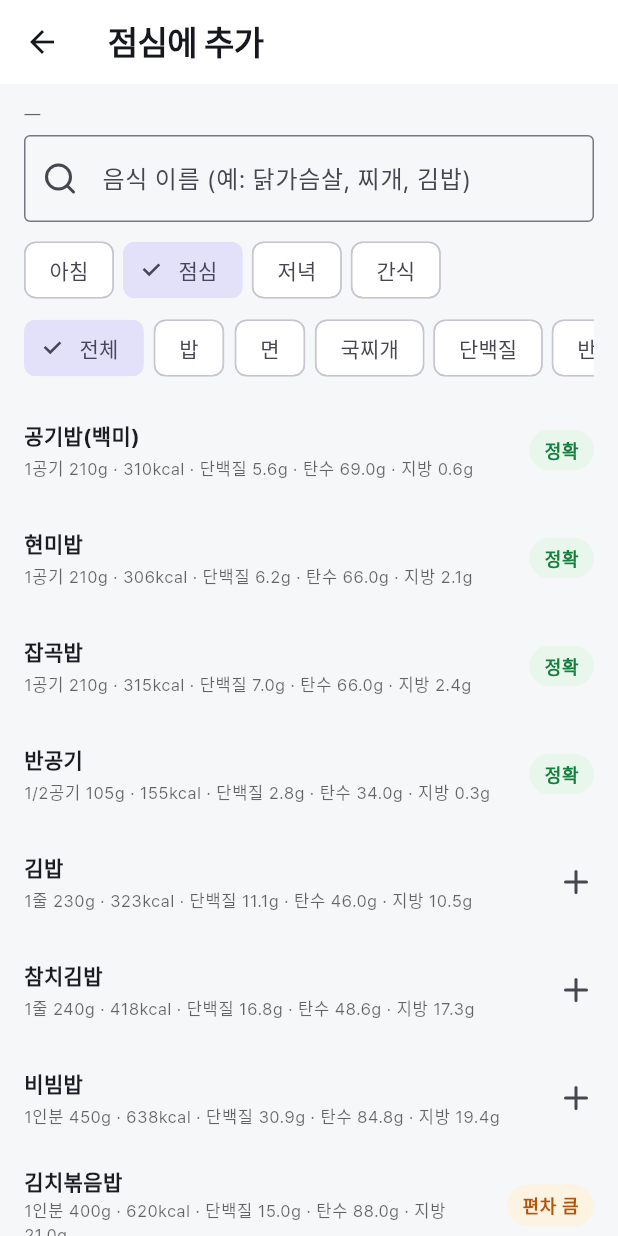
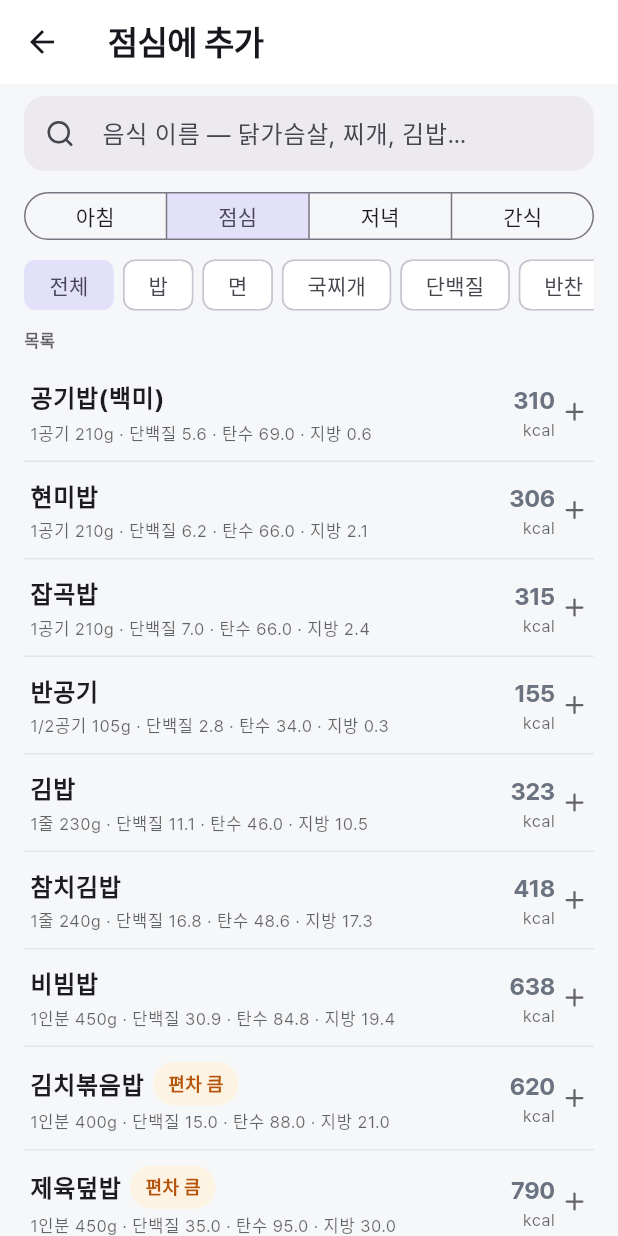
Before and after one commit to iacobuschoi/Mybody, a Flutter app: the FoodSearchScreen screen opened directly with empty values, on a phone screen of 412 x 824 dp. Run offline on Flutter 3.47's test engine with Material 3 defaults, Android fonts, the phone set to English and light mode, and no system bars; our stand-ins replace flutter_local_notifications, flutter_timezone, image_picker, lucide_icons, shared_preferences, timezone; accounts and stored records are empty; network calls fail; Roboto replaces fonts that are missing (Pretendard).

Commit message:
서버 주소 바꾸기 삭제 · 음식 추가 화면 새 모양
- 서버 주소를 바꾸는 길을 아예 없앴습니다. 주소는 앱에 박혀 있고, 서버를
  옮기면 앱을 업데이트합니다 — 주인의 결정. 설정 맨 아래엔 내보내기·
  가져오기만.
- 음식 추가 화면이 못생겼었습니다: 칩 두 줄이 겹치고, 목록은 밋밋한 줄,
  뭘 담았는지는 개수만. 다시 그렸습니다 — 둥근 검색창(지우기 버튼),
  끼니는 한 줄 고르기, 분류는 가로로 흘리는 칩 한 줄, 목록 줄은 왼쪽에
  이름·성분, 오른쪽에 kcal 을 큼직하게(편차 큰 것만 표시), 담은 것은
  아래에 칩으로 쌓이고(하나씩 뺄 수 있음) 저장 버튼에 합계. 양 고르는
  시트엔 배수마다 kcal 이 같이 보이고 ☆ 즐겨찾기는 제목 옆.

108개 통과.

Co-Authored-By: Claude Fable 5.1 <noreply@anthropic.com>
Claude-Session: https://claude.ai/code/session_01VUx1QD5iR4br1KmNcSfk2v

```diff
--- a/app/lib/src/screens/food.dart
+++ b/app/lib/src/screens/food.dart
@@ -745,67 +745,78 @@ class _FoodSearchScreenState extends State<FoodSearchScreen> {
     final q = _q.text.trim();
     final hits = _hits();
     final favs = ((app.state['foodFavorites'] as List?) ?? const []).map((x) => '$x').toList();
-    final recents = q.isEmpty && _cat == null ? app.store.recentFoods(8) : const <Map<String, Object?>>[];
+    final recents = q.isEmpty && _cat == null ? app.store.recentFoods(6) : const <Map<String, Object?>>[];
+    final pickedSum = core.Store.sumItems(_picked);
+
+    Widget label(String s) => Padding(
+          padding: const EdgeInsets.only(top: 6, bottom: 8),
+          child: Text(s,
+              style: t.textTheme.labelSmall?.copyWith(
+                  color: t.hintColor, fontWeight: FontWeight.w700, letterSpacing: 0.2)),
+        );
 
     return Scaffold(
       appBar: AppBar(title: Text('$_meal에 추가')),
       body: Column(children: [
+        /* 위: 검색 → 끼니 → 분류. 한 줄씩, 칩은 가로로 흘려서 세로 공간을 안 먹습니다. */
         Padding(
-          padding: const EdgeInsets.fromLTRB(16, 12, 16, 0),
-          child: Column(crossAxisAlignment: CrossAxisAlignment.start, children: [
-            Text(dateK(widget.date), style: t.textTheme.labelSmall?.copyWith(color: t.hintColor)),
-            const SizedBox(height: 6),
+          padding: const EdgeInsets.fromLTRB(16, 8, 16, 0),
+          child: Column(crossAxisAlignment: CrossAxisAlignment.stretch, children: [
             TextField(
               controller: _q,
               onChanged: (_) => setState(() {}),
-              decoration: const InputDecoration(
-                hintText: '음식 이름 (예: 닭가슴살, 찌개, 김밥)',
-                prefixIcon: Icon(LucideIcons.search),
-                border: OutlineInputBorder(),
+              textInputAction: TextInputAction.search,
+              decoration: InputDecoration(
+                hintText: '음식 이름 — 닭가슴살, 찌개, 김밥…',
+                prefixIcon: const Icon(LucideIcons.search, size: 20),
+                suffixIcon: q.isEmpty
+                    ? null
+                    : IconButton(
+                        icon: const Icon(LucideIcons.x, size: 18),
+                        onPressed: () => setState(_q.clear),
+                      ),
+                filled: true,
+                fillColor: t.colorScheme.surfaceContainerHighest.withValues(alpha: 0.6),
+                border: OutlineInputBorder(
+                    borderRadius: BorderRadius.circular(14), borderSide: BorderSide.none),
+                contentPadding: const EdgeInsets.symmetric(horizontal: 14, vertical: 12),
               ),
             ),
+            const SizedBox(height: 10),
+            SegmentedButton<String>(
+              showSelectedIcon: false,
+              style: const ButtonStyle(visualDensity: VisualDensity.compact),
+              segments: [for (final m in _meals) ButtonSegment(value: m, label: Text(m))],
+              selected: {_meal},
+              onSelectionChanged: (s) => setState(() => _meal = s.first),
+            ),
             const SizedBox(height: 8),
-            SingleChildScrollView(
-              scrollDirection: Axis.horizontal,
-              child: Row(children: [
-                for (final m in _meals)
+            SizedBox(
+              height: 36,
+              child: ListView(scrollDirection: Axis.horizontal, children: [
+                for (final c in [null, ...core.kFoodCats])
                   Padding(
                     padding: const EdgeInsets.only(right: 6),
                     child: ChoiceChip(
-                        label: Text(m), selected: _meal == m,
-                        onSelected: (_) => setState(() => _meal = m)),
+                      label: Text(c ?? '전체'),
+                      selected: _cat == c,
+                      showCheckmark: false,
+                      visualDensity: VisualDensity.compact,
+                      onSelected: (_) => setState(() => _cat = c),
                     ),
-              ]),
-            ),
-            const SizedBox(height: 4),
-            /* 분류 — 검색어 없이 훑을 때 씁니다. */
-            SingleChildScrollView(
-              scrollDirection: Axis.horizontal,
-              child: Row(children: [
-                Padding(
-                  padding: const EdgeInsets.only(right: 6),
-                  child: FilterChip(label: const Text('전체'), selected: _cat == null,
-                      onSelected: (_) => setState(() => _cat = null)),
-                ),
-                for (final c in core.kFoodCats)
-                  Padding(
-                    padding: const EdgeInsets.only(right: 6),
-                    child: FilterChip(label: Text(c), selected: _cat == c,
-                        onSelected: (_) => setState(() => _cat = _cat == c ? null : c)),
                   ),
               ]),
             ),
           ]),
         ),
         Expanded(
-          child: ListView(padding: const EdgeInsets.fromLTRB(16, 8, 16, 16), children: [
+          child: ListView(padding: const EdgeInsets.fromLTRB(16, 4, 16, 16), children: [
             if (favs.isNotEmpty && q.isEmpty) ...[
-              Text('즐겨찾기', style: t.textTheme.labelSmall?.copyWith(color: t.hintColor)),
-              const SizedBox(height: 6),
+              label('즐겨찾기'),
               Wrap(spacing: 6, runSpacing: 6, children: [
                 for (final n in favs)
                   ActionChip(
-                    avatar: const Icon(Icons.star, size: 16),
+                    avatar: Icon(Icons.star, size: 16, color: t.colorScheme.primary),
                     label: Text(n),
                     onPressed: () {
                       final f = core.foodByName(n);
@@ -813,16 +824,14 @@ class _FoodSearchScreenState extends State<FoodSearchScreen> {
                     },
                   ),
               ]),
-              const SizedBox(height: 12),
             ],
             if (recents.isNotEmpty) ...[
               /* 최근에 먹은 것이 먼저입니다 — 같은 음식을 같은 추정치로
                  다시 쓰면 주마다 편향이 흔들리지 않습니다. */
-              Text('최근에 먹은 것', style: t.textTheme.labelSmall?.copyWith(color: t.hintColor)),
-              for (final f in recents) _FoodTile(food: f, onTap: () => _pick(f)),
-              const SizedBox(height: 12),
-              Text('목록', style: t.textTheme.labelSmall?.copyWith(color: t.hintColor)),
+              label('최근에 먹은 것'),
+              for (final f in recents) _FoodRow(food: f, onTap: () => _pick(f)),
             ],
+            label(q.isNotEmpty ? '검색 결과' : (_cat ?? '목록')),
             if (hits.isEmpty)
               EmptyState(
                 title: '찾는 음식이 없습니다',
@@ -830,18 +839,42 @@ class _FoodSearchScreenState extends State<FoodSearchScreen> {
                 action: OutlinedButton(onPressed: _custom, child: const Text('직접 입력')),
               )
             else
-              for (final f in hits) _FoodTile(food: f, onTap: () => _pick(f)),
-            if (q.isEmpty && hits.isNotEmpty) ...[
-              const SizedBox(height: 8),
-              OutlinedButton(onPressed: _custom, child: const Text('목록에 없어요 · 직접 입력')),
+              for (final f in hits) _FoodRow(food: f, onTap: () => _pick(f)),
+            if (hits.isNotEmpty) ...[
+              const SizedBox(height: 6),
+              Align(
+                alignment: Alignment.centerLeft,
+                child: TextButton.icon(
+                  onPressed: _custom,
+                  icon: const Icon(LucideIcons.plus, size: 16),
+                  label: const Text('목록에 없어요 · 직접 입력'),
+                ),
+              ),
             ],
           ]),
         ),
+        /* 담은 것 — 보이게. 개수만 보이면 뭘 담았는지 모릅니다. */
         if (_picked.isNotEmpty)
-          SafeArea(
+          Container(
+            decoration: BoxDecoration(
+              color: t.colorScheme.surface,
+              border: Border(top: BorderSide(color: t.dividerColor)),
+            ),
+            child: SafeArea(
+              top: false,
               child: Padding(
-              padding: const EdgeInsets.all(16),
-              child: FilledButton(
+                padding: const EdgeInsets.fromLTRB(16, 10, 16, 12),
+                child: Column(crossAxisAlignment: CrossAxisAlignment.stretch, children: [
+                  Wrap(spacing: 6, runSpacing: 6, children: [
+                    for (var i = 0; i < _picked.length; i++)
+                      InputChip(
+                        label: Text('${_picked[i]['name']} · ${n0(_picked[i]['kcal'])}kcal'),
+                        visualDensity: VisualDensity.compact,
+                        onDeleted: () => setState(() => _picked.removeAt(i)),
+                      ),
+                  ]),
+                  const SizedBox(height: 10),
+                  FilledButton(
                     onPressed: () {
                       app.store.addFoodLog({
                         'date': widget.date, 'meal': _meal, 'items': _picked, 'source': 'manual',
@@ -852,7 +885,9 @@ class _FoodSearchScreenState extends State<FoodSearchScreen> {
                       }
                       Navigator.of(context).pop();
                     },
-                child: Text('${_picked.length}개 저장'),
+                    child: Text('$_meal에 ${_picked.length}개 저장 · ${n0(pickedSum['kcal'])}kcal · 단백질 ${n0(pickedSum['p'])}g'),
+                  ),
+                ]),
               ),
             ),
           ),
@@ -896,47 +931,60 @@ class _FoodSearchScreenState extends State<FoodSearchScreen> {
         }));
   }
 
+  /* 양 고르기 — 시트 하나. 이름 · 기준 · 편차 안내 · 배수 버튼 · 즐겨찾기. */
   Future<void> _pick(Map<String, Object?> food) async {
     final app = Scope.of(context);
     final mult = await showModalBottomSheet<double>(
       context: context,
       showDragHandle: true,
       builder: (ctx) => StatefulBuilder(builder: (ctx, setSheet) {
+        final t = Theme.of(ctx);
         final fav = ((app.state['foodFavorites'] as List?) ?? const []).contains(food['name']);
+        final note = '${(core.kConfLabel['${food['conf']}'] as Map?)?['note'] ?? ''}';
         return SafeArea(
           child: Padding(
             padding: const EdgeInsets.fromLTRB(20, 0, 20, 20),
-            child: Column(mainAxisSize: MainAxisSize.min, crossAxisAlignment: CrossAxisAlignment.start,
+            child: Column(mainAxisSize: MainAxisSize.min, crossAxisAlignment: CrossAxisAlignment.stretch,
               children: [
-                Text('${food['name']}', style: Theme.of(ctx).textTheme.titleMedium),
-                Text('${food['unit']} 기준 ${n0(food['kcal'])}kcal',
-                    style: Theme.of(ctx).textTheme.bodySmall),
-                const SizedBox(height: 4),
-                /* 편차가 큰 음식은 그렇다고 말합니다 — 숫자를 얼마나 믿어도
-                   되는지가 숫자만큼 중요합니다. */
-                Text('${(core.kConfLabel['${food['conf']}'] as Map?)?['note'] ?? ''}',
-                    style: Theme.of(ctx).textTheme.labelSmall
-                        ?.copyWith(color: Theme.of(ctx).hintColor, height: 1.4)),
-                const SizedBox(height: 16),
-                Wrap(spacing: 8, children: [
-                  for (final p0 in core.kPortions)
-                    Builder(builder: (_) {
-                      final p = (p0 as Map).cast<String, Object?>();
-                      return OutlinedButton(
-                        onPressed: () => Navigator.pop(ctx, core.jsToNumber(p['mult'])),
-                        child: Text('${p['label']}'),
-                      );
-                    }),
-                ]),
-                const SizedBox(height: 8),
-                TextButton.icon(
+                Row(children: [
+                  Expanded(
+                    child: Text('${food['name']}',
+                        style: t.textTheme.titleLarge?.copyWith(fontWeight: FontWeight.w800)),
+                  ),
+                  IconButton(
+                    tooltip: fav ? '즐겨찾기 해제' : '즐겨찾기',
                     onPressed: () {
                       app.store.toggleFavorite(food['name']);
                       setSheet(() {});
                     },
-                  icon: Icon(fav ? Icons.star : Icons.star_outline, size: 18),
-                  label: Text(fav ? '즐겨찾기 해제' : '즐겨찾기'),
+                    icon: Icon(fav ? Icons.star : Icons.star_outline,
+                        color: fav ? t.colorScheme.primary : t.hintColor),
                   ),
+                ]),
+                Text(
+                    '${food['unit']} ${n0(food['g'])}g · ${n0(food['kcal'])}kcal · '
+                    '단백질 ${n1(food['p'])}g · 탄수 ${n1(food['c'])}g · 지방 ${n1(food['f'])}g',
+                    style: t.textTheme.bodySmall?.copyWith(color: t.hintColor)),
+                if (note.isNotEmpty) ...[
+                  const SizedBox(height: 6),
+                  /* 편차가 큰 음식은 그렇다고 말합니다 — 숫자를 얼마나 믿어도
+                     되는지가 숫자만큼 중요합니다. */
+                  Text(note, style: t.textTheme.labelSmall?.copyWith(color: t.hintColor, height: 1.4)),
+                ],
+                const SizedBox(height: 16),
+                Text('얼마나?', style: t.textTheme.labelSmall?.copyWith(color: t.hintColor, fontWeight: FontWeight.w700)),
+                const SizedBox(height: 8),
+                Wrap(spacing: 8, runSpacing: 8, children: [
+                  for (final p0 in core.kPortions)
+                    Builder(builder: (_) {
+                      final p = (p0 as Map).cast<String, Object?>();
+                      final m = core.jsToNumber(p['mult']);
+                      return FilledButton.tonal(
+                        onPressed: () => Navigator.pop(ctx, m),
+                        child: Text('${p['label']}  ·  ${n0(core.jsToNumber(food['kcal']) * m)}kcal'),
+                      );
+                    }),
+                ]),
               ]),
           ),
         );
@@ -947,28 +995,53 @@ class _FoodSearchScreenState extends State<FoodSearchScreen> {
   }
 }
 
-class _FoodTile extends StatelessWidget {
-  const _FoodTile({required this.food, required this.onTap});
+/// 목록 한 줄 — 이름과 성분은 왼쪽, 칼로리는 오른쪽에 크게. 편차가 큰 것만 표시.
+class _FoodRow extends StatelessWidget {
+  const _FoodRow({required this.food, required this.onTap});
   final Map<String, Object?> food;
   final VoidCallback onTap;
 
   @override
   Widget build(BuildContext context) {
     final t = Theme.of(context);
-    final conf = '${food['conf']}';
-    return ListTile(
-      contentPadding: EdgeInsets.zero,
-      title: Text('${food['name']}', style: t.textTheme.bodyMedium?.copyWith(fontWeight: FontWeight.w700)),
+    final c = mb(context);
+    final low = '${food['conf']}' == 'low';
+    return InkWell(
+      onTap: onTap,
+      borderRadius: BorderRadius.circular(10),
+      child: Container(
+        padding: const EdgeInsets.symmetric(vertical: 10, horizontal: 4),
+        decoration: BoxDecoration(border: Border(bottom: BorderSide(color: t.dividerColor))),
+        child: Row(children: [
+          Expanded(
+            child: Column(crossAxisAlignment: CrossAxisAlignment.start, children: [
+              Row(children: [
+                Flexible(
+                  child: Text('${food['name']}',
+                      style: t.textTheme.bodyLarge?.copyWith(fontWeight: FontWeight.w700),
+                      overflow: TextOverflow.ellipsis),
+                ),
+                if (low) ...[const SizedBox(width: 6), const Pill('편차 큼', tone: Tone.warn)],
+              ]),
+              const SizedBox(height: 2),
               /* 무게와 영양소를 말로 구분합니다. "1개 (50g) · 72kcal · P6.3" 이면
                  50g 이 단백질처럼 읽힙니다. */
-      subtitle: Text(
-          '${food['unit'] ?? ''} ${n0(food['g'])}g · ${n0(food['kcal'])}kcal · 단백질 ${n1(food['p'])}g · '
-          '탄수 ${n1(food['c'])}g · 지방 ${n1(food['f'])}g',
+              Text(
+                  '${food['unit'] ?? ''} ${n0(food['g'])}g · 단백질 ${n1(food['p'])} · '
+                  '탄수 ${n1(food['c'])} · 지방 ${n1(food['f'])}',
                   style: t.textTheme.labelSmall?.copyWith(color: t.hintColor)),
-      trailing: conf == 'low'
-          ? const Pill('편차 큼', tone: Tone.warn)
-          : (conf == 'high' ? const Pill('정확', tone: Tone.ok) : const Icon(LucideIcons.plus)),
-      onTap: onTap,
+            ]),
+          ),
+          const SizedBox(width: 10),
+          Column(crossAxisAlignment: CrossAxisAlignment.end, children: [
+            Text(n0(food['kcal']),
+                style: t.textTheme.titleMedium?.copyWith(fontWeight: FontWeight.w800, color: c.weight)),
+            Text('kcal', style: t.textTheme.labelSmall?.copyWith(color: t.hintColor)),
+          ]),
+          const SizedBox(width: 4),
+          Icon(LucideIcons.plus, size: 18, color: t.hintColor),
+        ]),
+      ),
     );
   }
 }
```
Also changed, not shown: app/lib/src/screens/settings.dart (+2 -27 lines), 2 other files. Lines whose indentation alone changed are shown as unchanged.
